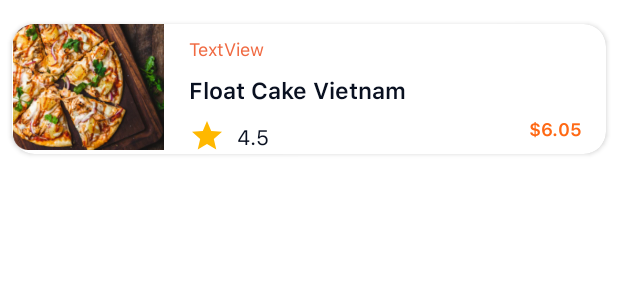
After one commit to muazam99/FoodDeliveryApp-master, an Android app: the layout kek_lapis_row_item.xml on its own in the app's theme, with its tools: preview values and no code run, on a phone screen of 412 x 824 dp. The commit adds this screen. Shown: the top 300 px of the screen. Run offline under Robolectric (Android 15) with nearby library versions, the phone set to English and light mode, and no system bars.

Commit message:
class kek lapis

```diff
--- /dev/null
+++ b/app/src/main/res/layout/kek_lapis_row_item.xml
@@ -0,0 +1,89 @@
+<?xml version="1.0" encoding="utf-8"?>
+
+<androidx.cardview.widget.CardView xmlns:android="http://schemas.android.com/apk/res/android"
+    xmlns:app="http://schemas.android.com/apk/res-auto"
+    xmlns:tools="http://schemas.android.com/tools"
+    android:layout_width="match_parent"
+    app:cardCornerRadius="15dp"
+    android:elevation="5dp"
+    android:layout_marginTop="16dp"
+    android:layout_marginStart="8dp"
+    android:layout_marginEnd="8dp"
+    android:layout_height="wrap_content">
+
+    <androidx.constraintlayout.widget.ConstraintLayout
+        android:layout_width="match_parent"
+        android:layout_height="wrap_content">
+
+
+        <ImageView
+            android:id="@+id/food_image"
+            android:layout_width="102dp"
+            android:layout_height="84dp"
+            android:adjustViewBounds="true"
+            app:layout_constraintStart_toStartOf="parent"
+            app:layout_constraintTop_toTopOf="parent"
+            app:srcCompat="@drawable/asiafood1" />
+
+        <TextView
+            android:id="@+id/name"
+            android:layout_width="0dp"
+            android:layout_height="wrap_content"
+            android:layout_marginTop="8dp"
+            android:fontFamily="@font/semibold"
+            android:text="Float Cake Vietnam"
+            android:textColor="#091020"
+            android:textSize="15sp"
+            app:layout_constraintStart_toStartOf="@+id/restorant_name"
+            app:layout_constraintTop_toBottomOf="@+id/restorant_name" />
+
+        <TextView
+            android:id="@+id/price"
+            android:layout_width="wrap_content"
+            android:layout_height="wrap_content"
+            android:layout_marginEnd="16dp"
+            android:layout_marginBottom="8dp"
+            android:fontFamily="@font/semibold"
+            android:text="$6.05"
+            android:textColor="#FF6813"
+            android:textSize="12sp"
+            app:layout_constraintBottom_toBottomOf="@+id/imageView4"
+            app:layout_constraintEnd_toEndOf="parent" />
+
+        <TextView
+            android:id="@+id/restorant_name"
+            android:layout_width="wrap_content"
+            android:layout_height="wrap_content"
+            android:layout_marginStart="16dp"
+            android:layout_marginTop="8dp"
+            android:fontFamily="@font/regular"
+            android:text="TextView"
+            android:textColor="#F06941"
+            android:textSize="12sp"
+            app:layout_constraintStart_toEndOf="@+id/food_image"
+            app:layout_constraintTop_toTopOf="parent" />
+
+        <TextView
+            android:id="@+id/rating"
+            android:layout_width="wrap_content"
+            android:layout_height="wrap_content"
+            android:layout_marginStart="8dp"
+            android:fontFamily="@font/regular"
+            android:text="4.5"
+            android:textColor="#091020"
+            app:layout_constraintBottom_toBottomOf="@+id/imageView4"
+            app:layout_constraintStart_toEndOf="@+id/imageView4"
+            app:layout_constraintTop_toTopOf="@+id/imageView4" />
+
+        <ImageView
+            android:id="@+id/imageView4"
+            android:layout_width="wrap_content"
+            android:layout_height="wrap_content"
+            android:layout_marginTop="8dp"
+            app:layout_constraintBottom_toBottomOf="parent"
+            app:layout_constraintStart_toStartOf="@+id/name"
+            app:layout_constraintTop_toBottomOf="@+id/name"
+            app:srcCompat="@drawable/ic_star_black_24dp" />
+
+    </androidx.constraintlayout.widget.ConstraintLayout>
+</androidx.cardview.widget.CardView>
```
Also changed, not shown: app/src/main/java/com/conqueror/food4u/adapter/KekLapisAdapter.java (+72 -1 lines), app/src/main/java/com/conqueror/food4u/model/KekLapis.java (added, +58 -0 lines).
